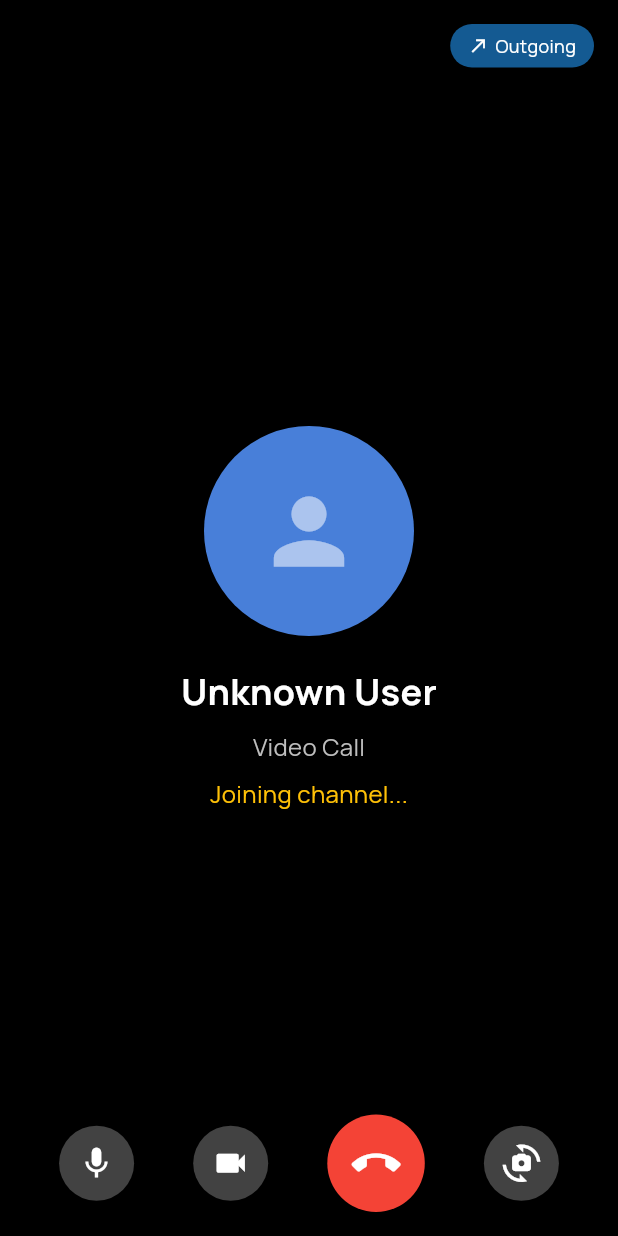
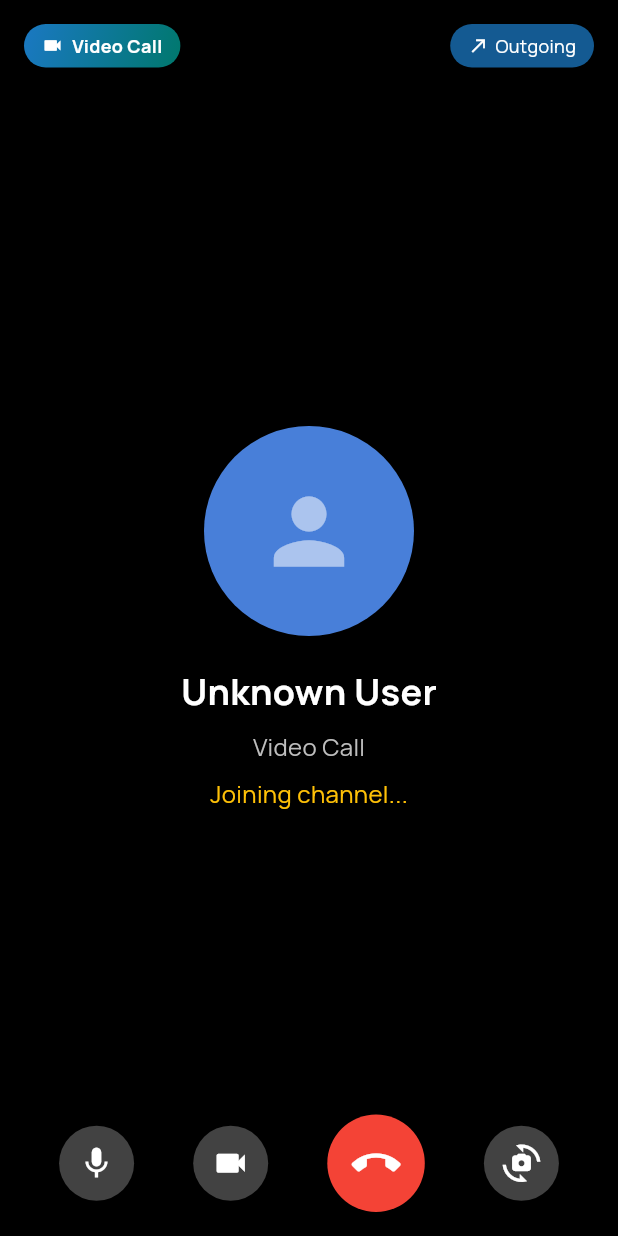
Before and after one commit to deecodesss/iftook_dating_flutter, a Flutter app: the NormalVideoCallScreen screen opened directly with empty values, on a phone screen of 412 x 824 dp. Run offline on Flutter 3.47's test engine with Material 3 defaults, Android fonts, the phone set to English and light mode, and no system bars; our stand-ins replace cached_network_image, carousel_slider, firebase_core, firebase_messaging, flutter_card_swiper, flutter_local_notifications and 17 more; missing offline and left inert: agora_rtc_engine, flutter_callkit_incoming, flutter_ringtone_player, no_screenshot, sound_mode; accounts and stored records are empty; network calls fail.

Commit message:
friend call free

```diff
--- a/lib/core/services/api_service.dart
+++ b/lib/core/services/api_service.dart
@@ -453,7 +453,7 @@ class ApiService {
   }
 
   static Future<http.Response> createMeeting(String participantId, String type,
-      DateTime scheduleTime, double duration) async {
+      DateTime scheduleTime, double duration, bool isFriend) async {
     final token = await SharedPrefs.getAccessToken();
     final userId = await SharedPrefs.getUserIdSharedPreference();
 
@@ -463,6 +463,7 @@ class ApiService {
       "type": type,
       "scheduledTime": scheduleTime.toIso8601String(),
       "duration": duration, // Default duration
+      "isFriend": isFriend,
     };
 
     print('Creating meeting with data: $data');
--- a/lib/features/calls/controllers/call_controller.dart
+++ b/lib/features/calls/controllers/call_controller.dart
@@ -9,31 +9,26 @@ import 'package:iftook/core/services/socket_service.dart';
 import 'package:iftook/features/calls/controllers/call_status_controller.dart';
 import 'package:iftook/features/calls/presentation/screens/dedicatedScreens/instaTalk/ITVideoCall.dart';
 import 'package:iftook/features/calls/presentation/screens/dedicatedScreens/instaTalk/ITVoiceCall.dart';
-import 'package:iftook/features/calls/presentation/screens/dedicatedScreens/meetingCalls/normalVideoCall.dart';
 import 'package:iftook/features/calls/presentation/screens/dedicatedScreens/meetingCalls/normalVoiceCall.dart';
-import 'package:iftook/features/calls/services/chat_call_service.dart';
 import 'package:iftook/features/calls/presentation/screens/video_call_screen.dart';
 import 'package:iftook/features/profile/data/models/user.dart';
-import 'package:iftook/helpers/notification_helper.dart';
 import 'package:permission_handler/permission_handler.dart';
 import 'package:flutter/material.dart';
 
-import '../presentation/screens/voice_call_screen.dart';
 import 'package:iftook/core/services/shared_prefs.dart';
 
-// Define call states for better state management
 enum CallState {
-  idle, // No active call
-  initializing, // Setting up call
-  outgoing, // Outgoing call, waiting for remote user
-  incoming, // Incoming call
-  connecting, // Connecting to call server
-  connected, // Call connected
-  disconnected, // Call ended normally
-  rejected, // Call rejected by callee
-  missed, // Call missed/timed out
-  failed, // Call failed to connect
-  busy // Remote user is busy
+  idle,
+  initializing,
+  outgoing,
+  incoming,
+  connecting,
+  connected,
+  disconnected,
+  rejected,
+  missed,
+  failed,
+  busy
 }
 
 class CallController extends GetxController {
--- a/lib/features/calls/presentation/screens/dedicatedScreens/meetingCalls/normalVideoCall.dart
+++ b/lib/features/calls/presentation/screens/dedicatedScreens/meetingCalls/normalVideoCall.dart
@@ -21,6 +21,7 @@ class NormalVideoCallScreen extends StatefulWidget {
   final double initialTimer;
   final bool fromChat;
   final bool isIncomingCall;
+  final bool isFriend;
 
   const NormalVideoCallScreen({
     Key? key, // Add Key? key here
@@ -32,6 +33,7 @@ class NormalVideoCallScreen extends StatefulWidget {
     required this.initialTimer,
     this.fromChat = false,
     this.isIncomingCall = false,
+    this.isFriend = false,
   }) : super(key: key); // Pass key to super
 
   @override
@@ -91,20 +93,20 @@ class _NormalVideoCallScreenState extends State<NormalVideoCallScreen> {
     _chatController = Get.put(ChatController());
     _initializeDurationService();
 
-    // Fetch initial wallet balance
+    // Fetch initial wallet balance and setup refresh timer only if not a friend call
+    if (!widget.isFriend) {
       _chatController.fetchWalletBalance();
-
-    // Setup wallet refresh timer (every 30 seconds)
       _walletRefreshTimer = Timer.periodic(const Duration(seconds: 30), (_) {
         if (mounted) {
           _chatController.fetchWalletBalance();
         }
       });
+    }
 
     _preventScreenshots();
     _setupScreenshotDetection();
     print(
-        "Initializing with token: ${widget.token}, channel: ${widget.channel}");
+        "Initializing with token: ${widget.token}, channel: ${widget.channel}, isFriend: ${widget.isFriend}");
 
     // Initialize call variables
     if (widget.participant != null) {
@@ -145,12 +147,21 @@ class _NormalVideoCallScreenState extends State<NormalVideoCallScreen> {
 
   // Initialize the timers based on call type
   void _startTimers() {
-    print("Starting video call timers:");
+    print("Starting video call timers: isFriend: ${widget.isFriend}");
     print("Initial Timer: ${widget.initialTimer}");
 
     setState(() {
       _timerStarted = true;
     });
+
+    if (widget.isFriend) {
+      print("Friend call: No countdown timer started.");
+      // Ensure connection status is updated if it wasn't already
+      if (isConnecting.value) {
+        connectionStatus('Connected'); // Friend calls are unlimited
+      }
+      return;
+    }
 
     print(
         "Starting REGULAR meeting countdown timer (${widget.initialTimer} minutes)");
@@ -175,7 +186,8 @@ class _NormalVideoCallScreenState extends State<NormalVideoCallScreen> {
           _remainingSeconds--;
 
           // Check if we need to send last-minute payment for incoming calls
-          if (widget.isIncomingCall &&
+          if (widget
+                  .isIncomingCall && // _sendLastMinutePayment will check isFriend
               _remainingSeconds <= 60 &&
               _remainingSeconds >=
                   59 && // Only trigger once at exactly 60 seconds remaining
@@ -203,7 +215,8 @@ class _NormalVideoCallScreenState extends State<NormalVideoCallScreen> {
 
   // Add method to send payment at the last minute
   void _sendLastMinutePayment() async {
-    if (!widget.isIncomingCall || widget.participant == null) return;
+    if (widget.isFriend || !widget.isIncomingCall || widget.participant == null)
+      return;
 
     try {
       // Mark as paid to prevent duplicate payments
@@ -509,7 +522,7 @@ class _NormalVideoCallScreenState extends State<NormalVideoCallScreen> {
     _allowScreenshots();
     _sessionTimer?.cancel();
     _autoPaymentTimer?.cancel();
-    _walletRefreshTimer?.cancel();
+    _walletRefreshTimer?.cancel(); // Safe to call even if null
     _autoPaymentEnabled = false;
 
     if (widget.onSessionEnd != null) {
@@ -524,7 +537,7 @@ class _NormalVideoCallScreenState extends State<NormalVideoCallScreen> {
     _allowScreenshots();
     _sessionTimer?.cancel();
     _autoPaymentTimer?.cancel();
-    _walletRefreshTimer?.cancel();
+    _walletRefreshTimer?.cancel(); // Safe to call even if null
     _autoPaymentEnabled = false;
     _durationService.reset();
     super.dispose();
@@ -581,7 +594,9 @@ class _NormalVideoCallScreenState extends State<NormalVideoCallScreen> {
                           const SizedBox(height: 8),
                           // Call type
                           Text(
-                            'Video Call',
+                            widget.isFriend
+                                ? 'Friend Video Call'
+                                : 'Video Call',
                             style: TextStyle(
                               fontSize: 16,
                               color: Colors.grey[400],
@@ -627,42 +642,94 @@ class _NormalVideoCallScreenState extends State<NormalVideoCallScreen> {
               ),
             ),
 
-          // Participant name
-          if (!_callEnded && _remoteUid != null)
+          // Top-left: Call Type and Participant Name
+          if (!_callEnded)
             Positioned(
               top: 16,
               left: 16,
-              child: Container(
+              child: Column(
+                crossAxisAlignment: CrossAxisAlignment.start,
+                children: [
+                  Container(
+                    // Call Type Tag
                     padding:
                         const EdgeInsets.symmetric(horizontal: 12, vertical: 6),
                     decoration: BoxDecoration(
-                  color: Colors.black54,
+                      gradient: LinearGradient(
+                        colors: widget.isFriend
+                            ? [
+                                Colors.purple.withOpacity(0.8),
+                                Colors.deepPurple.withOpacity(0.8)
+                              ]
+                            : [
+                                Colors.blue.withOpacity(0.8),
+                                Colors.teal.withOpacity(0.8)
+                              ],
+                        begin: Alignment.topLeft,
+                        end: Alignment.bottomRight,
+                      ),
                       borderRadius: BorderRadius.circular(20),
+                      boxShadow: [
+                        BoxShadow(
+                          color: Colors.black.withOpacity(0.2),
+                          blurRadius: 5,
+                          offset: const Offset(0, 2),
+                        )
+                      ],
                     ),
                     child: Row(
                       mainAxisSize: MainAxisSize.min,
                       children: [
-                    const Icon(
-                      Icons.person,
+                        Icon(
+                          widget.isFriend
+                              ? Icons.people_alt_rounded
+                              : Icons.videocam,
                           color: Colors.white,
-                      size: 18,
+                          size: 14,
                         ),
                         const SizedBox(width: 6),
                         Text(
-                      widget.participant?.name ?? 'Unknown User',
+                          widget.isFriend ? 'Friend Call' : 'Video Call',
                           style: const TextStyle(
                             color: Colors.white,
-                        fontWeight: FontWeight.w500,
-                        fontSize: 14,
+                            fontSize: 12,
+                            fontWeight: FontWeight.bold,
                           ),
                         ),
                       ],
                     ),
                   ),
+                  if (_remoteUid != null &&
+                      widget.participant !=
+                          null) // Show participant name only when connected to remote
+                    Padding(
+                      padding: const EdgeInsets.only(top: 8.0),
+                      child: Container(
+                        // Participant Name
+                        padding: const EdgeInsets.symmetric(
+                            horizontal: 10, vertical: 4),
+                        decoration: BoxDecoration(
+                          color: Colors.black.withOpacity(0.6),
+                          borderRadius: BorderRadius.circular(15),
+                        ),
+                        child: Text(
+                          widget.participant!.name ?? 'Unknown User',
+                          style: const TextStyle(
+                            color: Colors.white70,
+                            fontWeight: FontWeight.w500,
+                            fontSize: 13,
+                          ),
+                        ),
+                      ),
+                    ),
+                ],
+              ),
             ),
 
-          // Incoming/outgoing indicator
-          if (!_callEnded)
+          // Incoming/outgoing indicator (keep if still desired, or remove if Call Type tag is enough)
+          if (!_callEnded &&
+              !widget
+                  .isFriend) // Optionally hide for friends if Call Type tag is enough
             Positioned(
               top: 16,
               right: 16,
@@ -698,8 +765,9 @@ class _NormalVideoCallScreenState extends State<NormalVideoCallScreen> {
               ),
             ),
 
-          // Draggable floating timer
-          if (_timerStarted && !_callEnded) _buildDraggableTimer(),
+          // Draggable floating timer - hide for friends
+          if (_timerStarted && !_callEnded && !widget.isFriend)
+            _buildDraggableTimer(),
 
           // Call controls
           if (!_callEnded)
--- a/lib/features/calls/presentation/screens/loading_video_call_screen.dart
+++ b/lib/features/calls/presentation/screens/loading_video_call_screen.dart
@@ -116,6 +116,7 @@ class _VideoCallLoadingScreenState extends State<VideoCallLoadingScreen> {
                       widget.remainingTime != null ? widget.remainingTime! : 30,
                   participant: widget.participant,
                   onSessionEnd: widget.onSessionEnd,
+                  isFriend: widget.isFriend,
                 ),
                 arguments: {'participant': widget.participant},
               );
--- a/lib/features/calls/presentation/screens/loading_voice_call_screen.dart
+++ b/lib/features/calls/presentation/screens/loading_voice_call_screen.dart
@@ -24,6 +24,7 @@ class VoiceCallLoadingScreen extends StatefulWidget {
   final String? token;
   final String? channel;
   final double? remainingTime;
+  final bool isFriend;
 
   const VoiceCallLoadingScreen({
     Key? key,
@@ -38,6 +39,7 @@ class VoiceCallLoadingScreen extends StatefulWidget {
     this.token,
     this.channel,
     this.remainingTime,
+    this.isFriend = false,
   }) : super(key: key);
 
   @override
@@ -140,6 +142,7 @@ class _VoiceCallLoadingScreenState extends State<VoiceCallLoadingScreen> {
                         initialTimer: widget.remainingTime! ?? 30,
                         participant: widget.participant,
                         onSessionEnd: widget.onSessionEnd,
+                        isFriend: widget.isFriend,
                       ),
                   arguments: {'participant': widget.participant});
             }
--- a/lib/features/friends/presentation/screens/chat_room_screen.dart
+++ b/lib/features/friends/presentation/screens/chat_room_screen.dart
@@ -1024,6 +1024,7 @@ class _ChatRoomScreenState extends State<ChatRoomScreen> {
         widget.profile.sId!,
         'video',
         60,
+        true,
       );
 
       Get.back(); // Close loading dialog
@@ -1040,6 +1041,7 @@ class _ChatRoomScreenState extends State<ChatRoomScreen> {
               channel: callData['channelName'],
               isTrial: widget.isTrial,
               isInstatalk: widget.isInstatalk,
+              isFriend: true,
             ));
       }
     } catch (e) {
@@ -1073,6 +1075,7 @@ class _ChatRoomScreenState extends State<ChatRoomScreen> {
         widget.profile.sId!,
         'voice',
         60,
+        true,
       );
 
       Get.back(); // Close loading dialog
@@ -1090,6 +1093,7 @@ class _ChatRoomScreenState extends State<ChatRoomScreen> {
               isTrial: widget.isTrial,
               isInstatalk: widget.isInstatalk,
               remainingTime: 60,
+              isFriend: true,
             ));
       }
     } catch (e) {
--- a/lib/features/notifications/helpers/notification_helper.dart
+++ b/lib/features/notifications/helpers/notification_helper.dart
@@ -384,6 +384,7 @@ class NotificationHelper {
     final String callDuration =
         payloadData['duration'] ?? payloadData['duration'] ?? '30';
     final String callerId = payloadData['callerId'] ?? '';
+    final bool isFriend = payloadData['isFriend'] == 'true';
 
     showCallSnackBar(
       callerName: callerName,
@@ -629,6 +630,7 @@ class NotificationHelper {
           final token = payload['token'] ?? '';
           final callerName = payload['callerName'] ?? 'Unknown Caller';
           final callerImage = payload['callerImage'] ?? '';
+          final isFriend = payload['isFriend'] == 'true';
 
           // Stop any ringtone playing
           await stopCallNotificationEffects();
@@ -665,6 +667,7 @@ class NotificationHelper {
                   channel: channelName,
                   token: token,
                   initialTimer: double.parse(payload['duration'] ?? '30'),
+                  isFriend: isFriend,
                 ));
           } else {
             await Get.to(() => NormalVoiceCallScreen(
@@ -673,6 +676,7 @@ class NotificationHelper {
                   channel: channelName,
                   token: token,
                   initialTimer: double.parse(payload['duration'] ?? '30'),
+                  isFriend: isFriend,
                 ));
           }
           break;
--- a/lib/features/notifications/screens/incoming_call_screen.dart
+++ b/lib/features/notifications/screens/incoming_call_screen.dart
@@ -29,6 +29,7 @@ class IncomingCallScreen extends StatefulWidget {
   final String callerId;
   final bool isInstatalk;
   final String meetingType;
+  final bool isFriend;
 
   const IncomingCallScreen({
     Key? key,
@@ -44,6 +45,7 @@ class IncomingCallScreen extends StatefulWidget {
     this.callerId = "",
     this.isInstatalk = false,
     this.meetingType = "regularMeeting",
+    this.isFriend = false,
   }) : super(key: key);
 
   @override
@@ -207,6 +209,7 @@ class _IncomingCallScreenState extends State<IncomingCallScreen>
             token: widget.token,
             initialTimer: double.parse(widget.callDuration),
             isIncomingCall: true,
+            isFriend: widget.isFriend,
           ),
           transition: Transition.rightToLeftWithFade,
         );
@@ -232,6 +235,7 @@ class _IncomingCallScreenState extends State<IncomingCallScreen>
             token: widget.token,
             initialTimer: double.parse(widget.callDuration),
             isIncomingCall: true,
+            isFriend: widget.isFriend,
           ),
           transition: Transition.rightToLeftWithFade,
         );
```
Also changed, not shown: lib/features/calls/presentation/screens/dedicatedScreens/meetingCalls/normalVoiceCall.dart (+47 -30 lines), lib/features/calls/services/call_notification_service.dart (+10 -2 lines), lib/features/calls/services/chat_call_service.dart (+2 -5 lines), 4 other files. Lines whose indentation alone changed are shown as unchanged.
